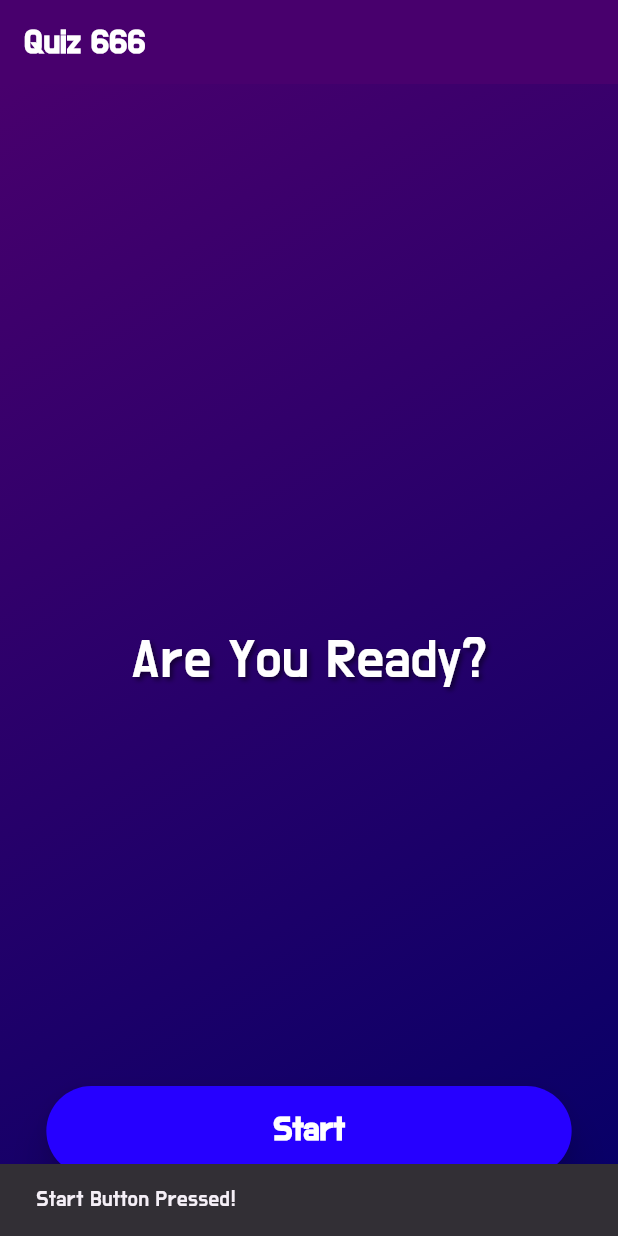
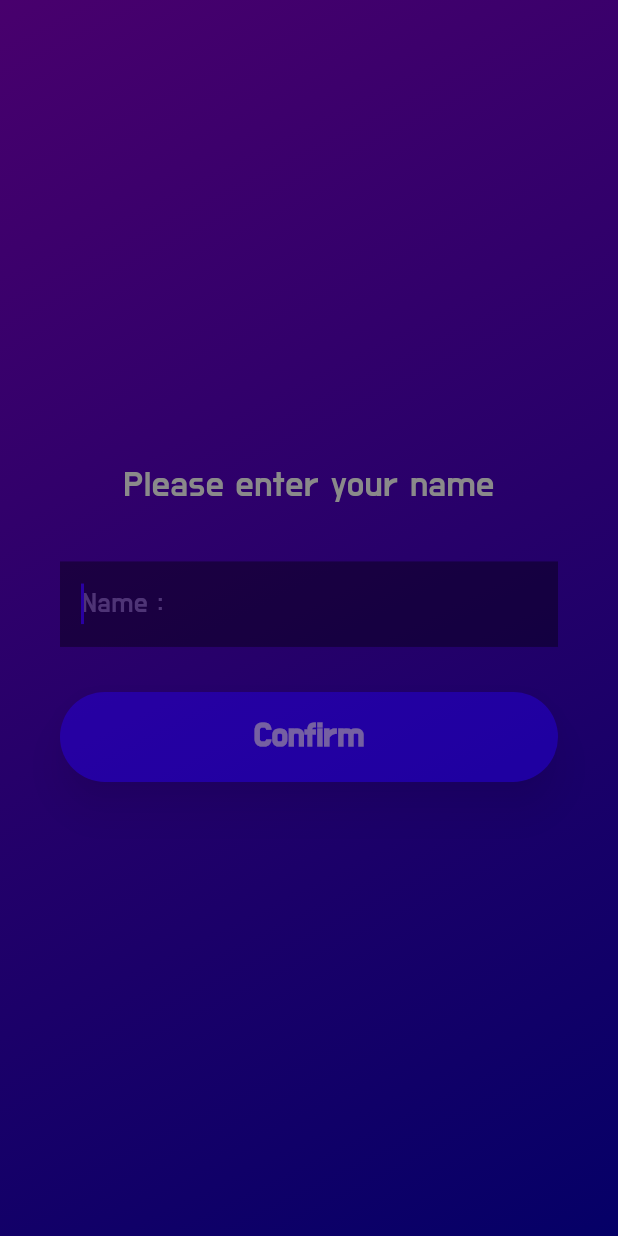
Before and after one commit to susenayw/Quiz-666, a Flutter app: the screen it shows after launch, after a tap on "Start", on a phone screen of 412 x 824 dp. Run offline on Flutter 3.47's test engine with Material 3 defaults, Android fonts, the light colour scheme and no system bars.

Commit message:
update oada home_screen.dart agar tonbol start mengarah ke registration.dart + penambahan registration.dart

```diff
--- a/lib/home_screen.dart
+++ b/lib/home_screen.dart
@@ -1,4 +1,5 @@
 import 'package:flutter/material.dart';
+import 'registration.dart'; // ⭐ ADDED: Import the RegistrationScreen
 
 // --- HOME SCREEN ---
 
@@ -123,9 +124,9 @@ class _HomeScreenState extends State<HomeScreen> with SingleTickerProviderStateM
                       height: 60,
                       child: ElevatedButton(
                         onPressed: () {
-                          // TODO: Implement navigation to the next screen (e.g., Registration)
-                          ScaffoldMessenger.of(context).showSnackBar(
-                            const SnackBar(content: Text('Start Button Pressed!')),
+                          // ⭐ CHANGED: Navigation to the RegistrationScreen
+                          Navigator.of(context).push(
+                            MaterialPageRoute(builder: (context) => const RegistrationScreen()),
                           );
                         },
                         style: ElevatedButton.styleFrom(
--- /dev/null
+++ b/lib/registration.dart
@@ -0,0 +1,187 @@
+import 'package:flutter/material.dart';
+
+// --- REGISTRATION SCREEN ---
+
+class RegistrationScreen extends StatefulWidget {
+  const RegistrationScreen({super.key});
+
+  @override
+  State<RegistrationScreen> createState() => _RegistrationScreenState();
+}
+
+class _RegistrationScreenState extends State<RegistrationScreen> with SingleTickerProviderStateMixin {
+  // Define the colors
+  final Color _startColor = const Color(0xFF48006D); // Dark Purple
+  final Color _endColor = const Color(0xFF050067);   // Dark Blue
+  final Color _buttonColor = const Color(0xFF2600FF); // Bright Blue (#2600FF)
+  final Color _hintColor = const Color(0xFF8A8A8A);   // Gray (#8A8A8A)
+  final Color _inputBackground = Colors.black;        // Black input background
+
+  // Controller for the animation sequence
+  late AnimationController _controller;
+
+  // Animation for the "Please enter your name" text (Fades in over 0.0 - 0.4 interval)
+  late Animation<double> _textOpacityAnimation;
+
+  // Animation for the Name Input and Confirm Button (Slides and Fades in over 0.4 - 1.0 interval)
+  late Animation<double> _formOpacityAnimation;
+  late Animation<Offset> _formSlideAnimation;
+
+  // Text Controller for the input field
+  final TextEditingController _nameController = TextEditingController();
+
+
+  @override
+  void initState() {
+    super.initState();
+
+    // The entire animation sequence duration
+    _controller = AnimationController(
+      duration: const Duration(milliseconds: 1500),
+      vsync: this,
+    )..forward(); // Start the animation immediately
+
+    // Stage 1: Text Fade In (0.0 to 0.4 interval)
+    _textOpacityAnimation = Tween<double>(begin: 0.0, end: 1.0).animate(
+      CurvedAnimation(
+        parent: _controller,
+        curve: const Interval(0.0, 0.4, curve: Curves.easeIn),
+      ),
+    );
+
+    // Stage 2: Form/Button Fade In (0.4 to 1.0 interval)
+    _formOpacityAnimation = Tween<double>(begin: 0.0, end: 1.0).animate(
+      CurvedAnimation(
+        parent: _controller,
+        curve: const Interval(0.4, 1.0, curve: Curves.easeIn),
+      ),
+    );
+
+    // Stage 2: Form/Button Slide Up (0.4 to 1.0 interval)
+    _formSlideAnimation = Tween<Offset>(
+      begin: const Offset(0, 0.1), // Starts slightly lower than final position
+      end: Offset.zero,           // Ends at final position
+    ).animate(CurvedAnimation(
+      parent: _controller,
+      curve: const Interval(0.4, 1.0, curve: Curves.easeOut),
+    ));
+  }
+
+  @override
+  void dispose() {
+    _controller.dispose();
+    _nameController.dispose();
+    super.dispose();
+  }
+
+  @override
+  Widget build(BuildContext context) {
+    return Scaffold(
+      // AppBar is intentionally left out to match the Figma prototype (no navigation bar)
+
+      body: Container(
+        width: double.infinity,
+        height: double.infinity,
+        decoration: BoxDecoration(
+          // Gradient Background
+          gradient: LinearGradient(
+            colors: [_startColor, _endColor],
+            begin: Alignment.topLeft,
+            end: Alignment.bottomRight,
+          ),
+        ),
+
+        child: Padding(
+          padding: const EdgeInsets.symmetric(horizontal: 40.0),
+          child: Column(
+            mainAxisAlignment: MainAxisAlignment.center,
+            children: [
+              // Stage 1: "Please enter your name" Text
+              FadeTransition(
+                opacity: _textOpacityAnimation,
+                child: Text(
+                  'Please enter your name',
+                  style: TextStyle(
+                    fontFamily: 'DoHyeon',
+                    fontSize: 24,
+                    color: _hintColor,
+                  ),
+                ),
+              ),
+
+              const SizedBox(height: 30),
+
+              // Stage 2: Input Field and Button Container
+              SlideTransition(
+                position: _formSlideAnimation,
+                child: FadeTransition(
+                  opacity: _formOpacityAnimation,
+                  child: Column(
+                    children: [
+                      // Name Input Field
+                      TextField(
+                        controller: _nameController,
+                        autofocus: true, // Automatically opens keyboard (Stage 3)
+                        style: const TextStyle(color: Colors.white, fontFamily: 'DoHyeon', fontSize: 18),
+                        cursorColor: _buttonColor,
+                        decoration: InputDecoration(
+                          hintText: 'Name :',
+                          hintStyle: TextStyle(color: _hintColor, fontFamily: 'DoHyeon'),
+                          filled: true,
+                          fillColor: _inputBackground,
+                          // No borders for a clean look
+                          border: InputBorder.none,
+                          enabledBorder: InputBorder.none,
+                          focusedBorder: InputBorder.none,
+                          contentPadding: const EdgeInsets.symmetric(horizontal: 10, vertical: 15),
+                        ),
+                      ),
+
+                      const SizedBox(height: 30),
+
+                      // Confirm Button
+                      SizedBox(
+                        width: double.infinity,
+                        height: 60,
+                        child: ElevatedButton(
+                          onPressed: () {
+                            // Only proceed if the name is not empty
+                            if (_nameController.text.isNotEmpty) {
+                              // TODO: Navigate to the Quiz Page, passing the name
+                              print('Confirmed name: ${_nameController.text}');
+                              ScaffoldMessenger.of(context).showSnackBar(
+                                SnackBar(content: Text('Welcome, ${_nameController.text}!')),
+                              );
+                            } else {
+                              ScaffoldMessenger.of(context).showSnackBar(
+                                const SnackBar(content: Text('Please enter a name to continue.')),
+                              );
+                            }
+                          },
+                          style: ElevatedButton.styleFrom(
+                            backgroundColor: _buttonColor,
+                            foregroundColor: Colors.white,
+                            shape: RoundedRectangleBorder(
+                              borderRadius: BorderRadius.circular(30),
+                            ),
+                            elevation: 10,
+                            textStyle: const TextStyle(
+                              fontFamily: 'DoHyeon',
+                              fontSize: 22,
+                              fontWeight: FontWeight.bold,
+                            ),
+                          ),
+                          child: const Text('Confirm'),
+                        ),
+                      ),
+                    ],
+                  ),
+                ),
+              ),
+            ],
+          ),
+        ),
+      ),
+    );
+  }
+}
```
